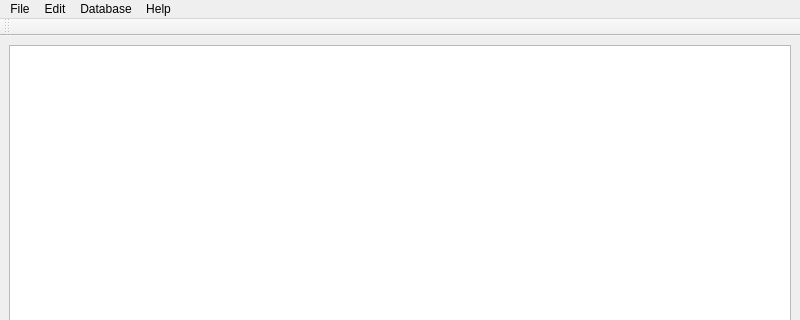
Qt form res/ui/Main.ui (ReneHollander/wien-wahl) before a commit; both pictures show x 0 to 800 and y 0 to 320 of the 800 by 600 pixel window.
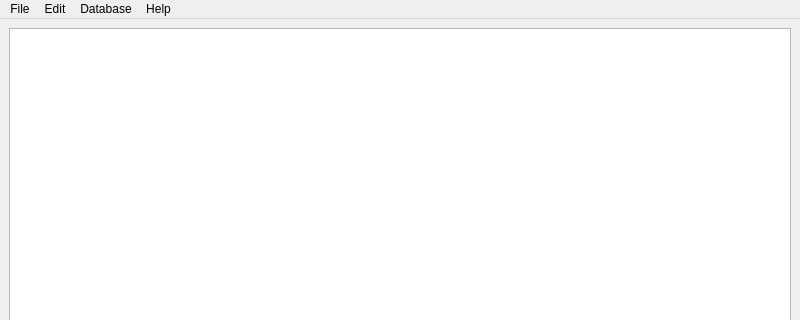
The same form after that commit.

Patch:
```diff
--- a/res/ui/Main.ui
+++ b/res/ui/Main.ui
@@ -105,17 +105,6 @@
    <addaction name="menuHelp"/>
   </widget>
   <widget class="QStatusBar" name="statusbar"/>
-  <widget class="QToolBar" name="toolBar">
-   <property name="windowTitle">
-    <string>toolBar</string>
-   </property>
-   <attribute name="toolBarArea">
-    <enum>TopToolBarArea</enum>
-   </attribute>
-   <attribute name="toolBarBreak">
-    <bool>false</bool>
-   </attribute>
-  </widget>
   <action name="actionOpen">
    <property name="text">
     <string>Open</string>
```
